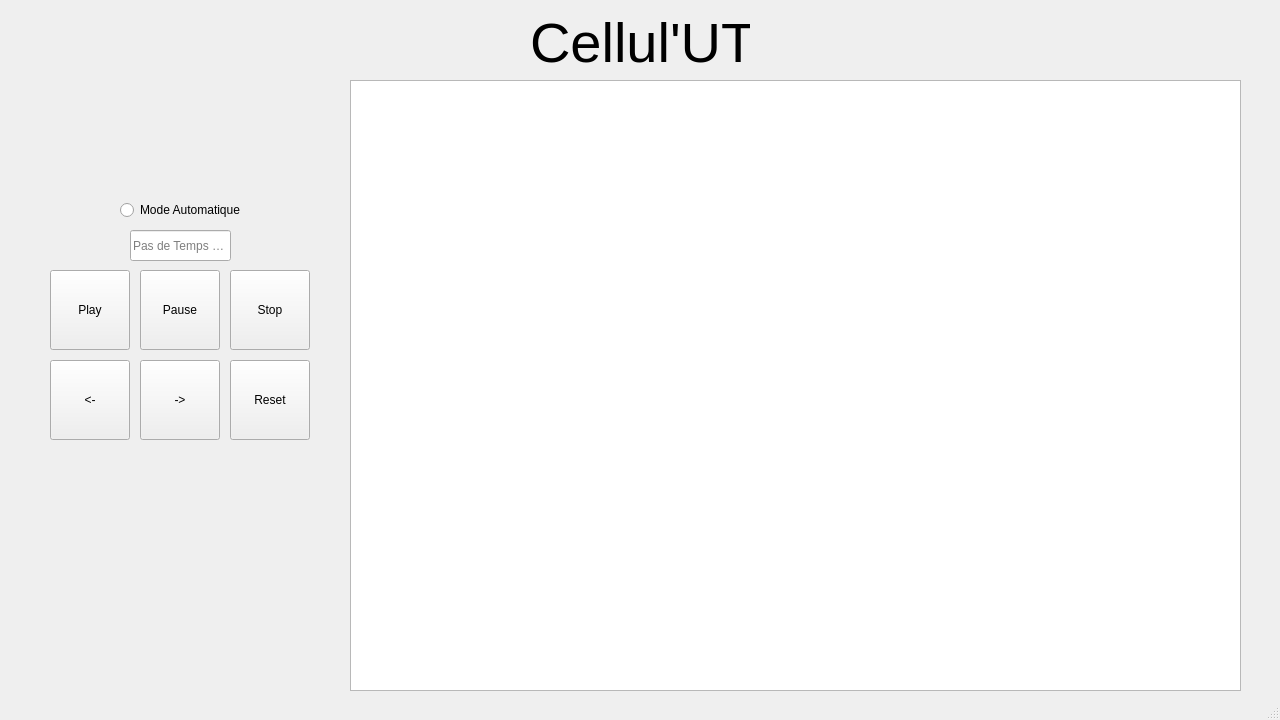
biauxflo/LO21, file CellulUT/mainwindow.ui: the form before one commit.
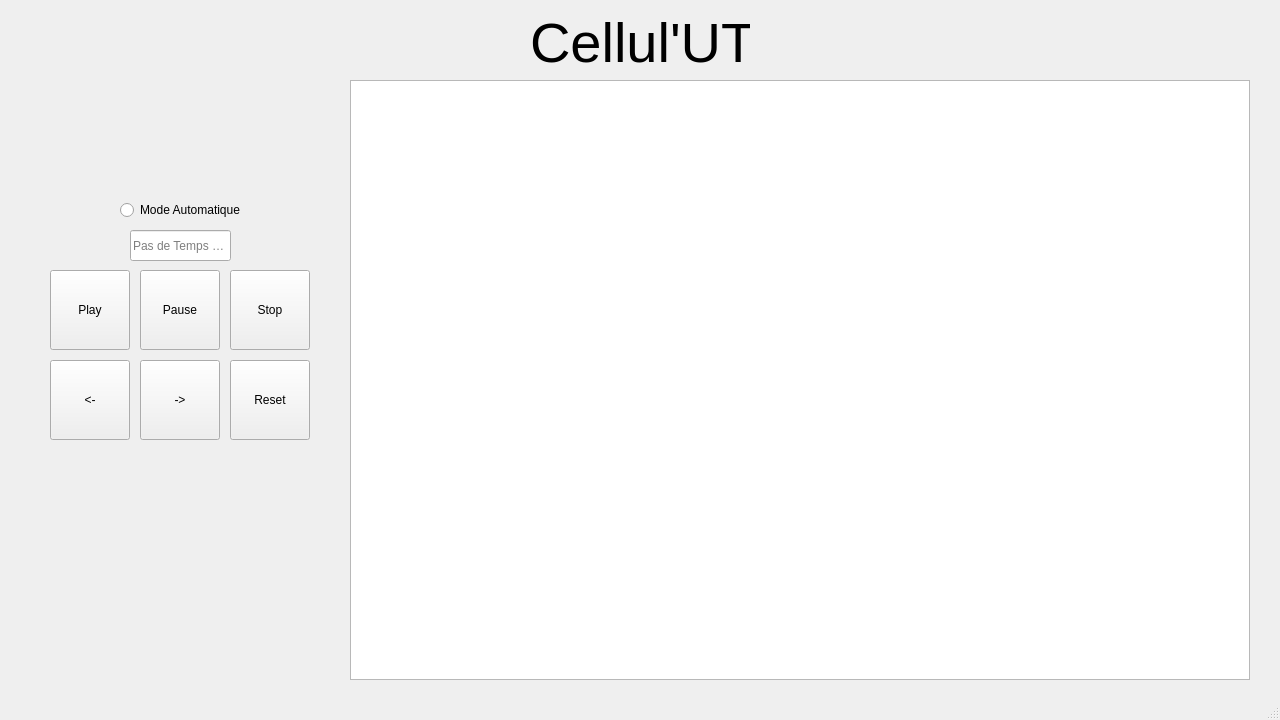
The form after the commit.

Diff of the .ui file:
```diff
--- a/CellulUT/mainwindow.ui
+++ b/CellulUT/mainwindow.ui
@@ -155,8 +155,8 @@
      <rect>
       <x>350</x>
       <y>80</y>
-      <width>891</width>
-      <height>611</height>
+      <width>900</width>
+      <height>600</height>
      </rect>
     </property>
     <property name="verticalScrollBarPolicy">
```
